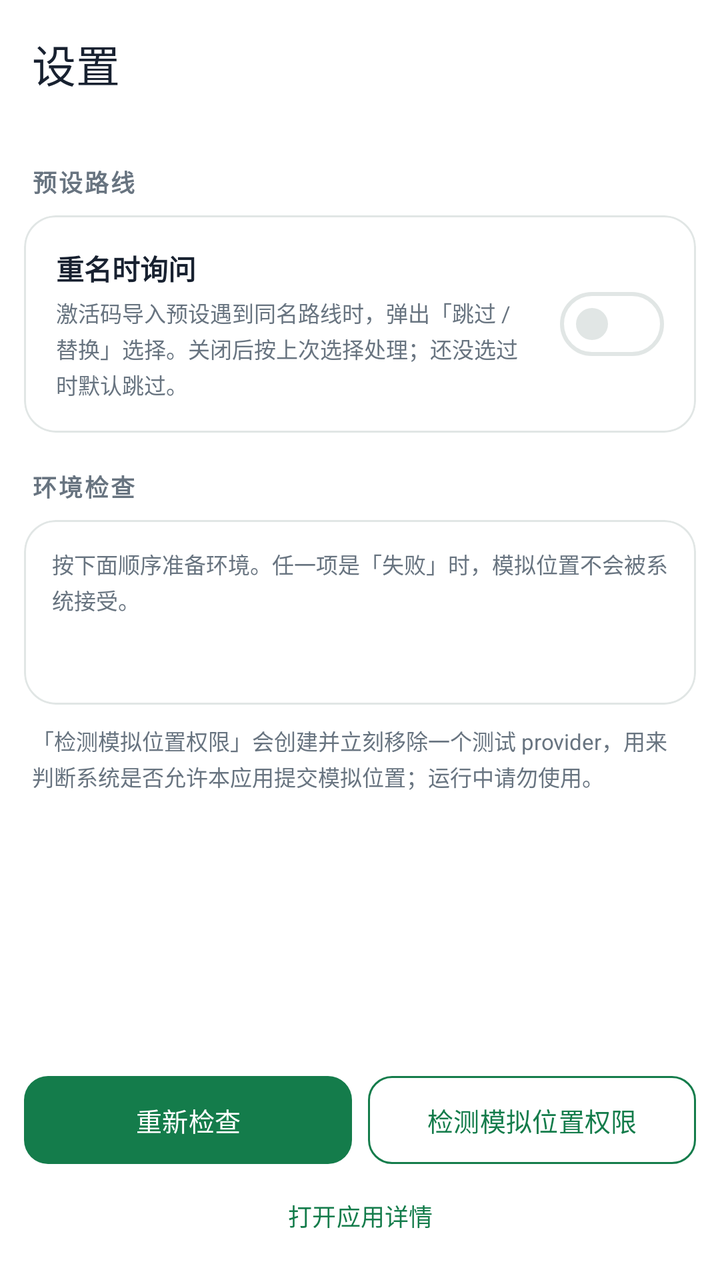
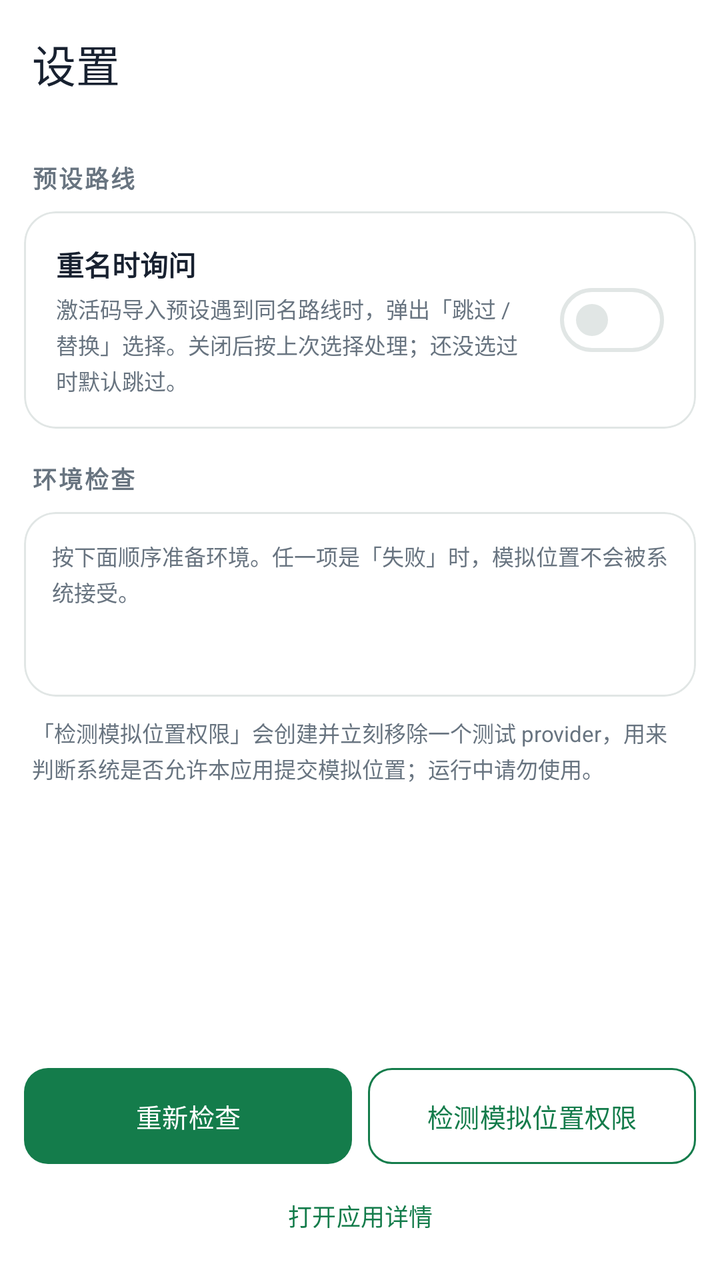

Screens rendered from an Android XML layout before and after an edit, with the pre-edit source and the edit as a unified diff.
<!-- AndroidManifest.xml: activity theme Theme.RouteWorkshop.Home -->
<!-- res/layout/activity_settings_check.xml -->
<?xml version="1.0" encoding="utf-8"?>
<LinearLayout xmlns:android="http://schemas.android.com/apk/res/android"
    xmlns:app="http://schemas.android.com/apk/res-auto"
    android:layout_width="match_parent"
    android:layout_height="match_parent"
    android:background="@color/fm_surface"
    android:orientation="vertical">

    <com.google.android.material.appbar.MaterialToolbar
        android:id="@+id/toolbar"
        android:layout_width="match_parent"
        android:layout_height="wrap_content"
        android:background="@color/fm_surface"
        android:minHeight="?attr/actionBarSize"
        app:title="@string/settings_title"
        app:titleTextColor="@color/campus_ink" />

    <ScrollView
        android:layout_width="match_parent"
        android:layout_height="0dp"
        android:layout_weight="1"
        android:fillViewport="true">

        <LinearLayout
            android:layout_width="match_parent"
            android:layout_height="wrap_content"
            android:orientation="vertical"
            android:paddingBottom="8dp">

            <TextView
                android:layout_width="wrap_content"
                android:layout_height="wrap_content"
                android:layout_marginStart="16dp"
                android:layout_marginTop="18dp"
                android:letterSpacing="0.08"
                android:text="@string/settings_section_presets"
                android:textColor="@color/campus_muted"
                android:textSize="12sp"
                android:textStyle="bold" />

            <com.google.android.material.card.MaterialCardView
                android:layout_width="match_parent"
                android:layout_height="wrap_content"
                android:layout_marginStart="12dp"
                android:layout_marginTop="8dp"
                android:layout_marginEnd="12dp"
                app:cardBackgroundColor="@color/fm_surface"
                app:cardCornerRadius="16dp"
                app:cardElevation="0dp"
                app:strokeColor="@color/fm_border"
                app:strokeWidth="1dp">

                <LinearLayout
                    android:layout_width="match_parent"
                    android:layout_height="wrap_content"
                    android:gravity="center_vertical"
                    android:orientation="horizontal"
                    android:padding="16dp">

                    <LinearLayout
                        android:layout_width="0dp"
                        android:layout_height="wrap_content"
                        android:layout_weight="1"
                        android:orientation="vertical">

                        <TextView
                            android:layout_width="match_parent"
                            android:layout_height="wrap_content"
                            android:text="@string/settings_conflict_ask_title"
                            android:textColor="@color/campus_ink"
                            android:textSize="14sp"
                            android:textStyle="bold" />

                        <TextView
                            android:layout_width="match_parent"
                            android:layout_height="wrap_content"
                            android:layout_marginTop="4dp"
                            android:lineSpacingExtra="2dp"
                            android:text="@string/settings_conflict_ask_summary"
                            android:textColor="@color/campus_muted"
                            android:textSize="11sp" />
                    </LinearLayout>

                    <com.google.android.material.materialswitch.MaterialSwitch
                        android:id="@+id/switchPresetConflictAsk"
                        android:layout_width="wrap_content"
                        android:layout_height="wrap_content"
                        android:layout_marginStart="12dp" />
                </LinearLayout>
            </com.google.android.material.card.MaterialCardView>

            <TextView
                android:layout_width="wrap_content"
                android:layout_height="wrap_content"
                android:layout_marginStart="16dp"
                android:layout_marginTop="18dp"
                android:letterSpacing="0.08"
                android:text="@string/settings_section_environment"
                android:textColor="@color/campus_muted"
                android:textSize="12sp"
                android:textStyle="bold" />

            <com.google.android.material.card.MaterialCardView
                android:layout_width="match_parent"
                android:layout_height="wrap_content"
                android:layout_marginStart="12dp"
                android:layout_marginTop="8dp"
                android:layout_marginEnd="12dp"
                app:cardBackgroundColor="@color/fm_surface"
                app:cardCornerRadius="16dp"
                app:cardElevation="0dp"
                app:strokeColor="@color/fm_border"
                app:strokeWidth="1dp">

                <LinearLayout
                    android:layout_width="match_parent"
                    android:layout_height="wrap_content"
                    android:orientation="vertical"
                    android:padding="14dp">

                    <TextView
                        android:layout_width="match_parent"
                        android:layout_height="wrap_content"
                        android:lineSpacingExtra="2dp"
                        android:text="@string/settings_intro"
                        android:textColor="@color/campus_muted"
                        android:textSize="11sp" />

                    <TextView
                        android:id="@+id/textGuideNext"
                        android:layout_width="match_parent"
                        android:layout_height="wrap_content"
                        android:layout_marginTop="10dp"
                        android:lineSpacingExtra="2dp"
                        android:textColor="@color/campus_mint_dark"
                        android:textSize="12sp"
                        android:textStyle="bold" />

                    <LinearLayout
                        android:id="@+id/checkContainer"
                        android:layout_width="match_parent"
                        android:layout_height="wrap_content"
                        android:layout_marginTop="4dp"
                        android:orientation="vertical" />
                </LinearLayout>
            </com.google.android.material.card.MaterialCardView>

            <TextView
                android:layout_width="match_parent"
                android:layout_height="wrap_content"
                android:layout_marginHorizontal="16dp"
                android:layout_marginTop="10dp"
                android:lineSpacingExtra="2dp"
                android:text="@string/settings_probe_hint"
                android:textColor="@color/campus_muted"
                android:textSize="11sp" />
        </LinearLayout>
    </ScrollView>

    <LinearLayout
        android:layout_width="match_parent"
        android:layout_height="wrap_content"
        android:background="@color/fm_surface"
        android:orientation="vertical"
        android:paddingHorizontal="12dp"
        android:paddingTop="6dp"
        android:paddingBottom="8dp">

        <LinearLayout
            android:layout_width="match_parent"
            android:layout_height="wrap_content"
            android:orientation="horizontal">

            <com.google.android.material.button.MaterialButton
                android:id="@+id/buttonRecheck"
                android:layout_width="0dp"
                android:layout_height="44dp"
                android:layout_weight="1"
                android:insetTop="0dp"
                android:insetBottom="0dp"
                android:text="@string/settings_recheck"
                android:textColor="@color/brand_on_primary"
                android:textSize="13sp"
                app:backgroundTint="@color/campus_mint_dark"
                app:cornerRadius="12dp" />

            <com.google.android.material.button.MaterialButton
                android:id="@+id/buttonProbe"
                style="@style/Widget.Material3.Button.OutlinedButton"
                android:layout_width="0dp"
                android:layout_height="44dp"
                android:layout_marginStart="8dp"
                android:layout_weight="1"
                android:insetTop="0dp"
                android:insetBottom="0dp"
                android:text="@string/settings_probe_mock"
                android:textColor="@color/campus_mint_dark"
                android:textSize="13sp"
                app:cornerRadius="12dp"
                app:strokeColor="@color/campus_mint_dark" />
        </LinearLayout>

        
        <com.google.android.material.button.MaterialButton
            android:id="@+id/buttonAppDetails"
            style="@style/Widget.Material3.Button.TextButton"
            android:layout_width="match_parent"
            android:layout_height="wrap_content"
            android:layout_marginTop="2dp"
            android:insetTop="0dp"
            android:insetBottom="0dp"
            android:text="@string/settings_open_app_details"
            android:textColor="@color/campus_mint_dark"
            android:textSize="12sp" />
    </LinearLayout>
</LinearLayout>
<!-- resources referenced by this layout -->
<resources>
  <color name="brand_on_primary">@color/fm_on_brand</color>
  <color name="campus_ink">@color/fm_text</color>
  <color name="campus_mint_dark">@color/fm_link</color>
  <color name="campus_muted">@color/fm_muted</color>
  <color name="fm_border">#E1E6E5</color>
  <color name="fm_surface">#FFFFFF</color>
  <string name="settings_conflict_ask_summary">激活码导入预设遇到同名路线时，弹出「跳过 / 替换」选择。关闭后按上次选择处理；还没选过时默认跳过。</string>
  <string name="settings_conflict_ask_title">重名时询问</string>
  <string name="settings_intro">按下面顺序准备环境。任一项是「失败」时，模拟位置不会被系统接受。</string>
  <string name="settings_open_app_details">打开应用详情</string>
  <string name="settings_probe_hint">「检测模拟位置权限」会创建并立刻移除一个测试 provider，用来判断系统是否允许本应用提交模拟位置；运行中请勿使用。</string>
  <string name="settings_probe_mock">检测模拟位置权限</string>
  <string name="settings_recheck">重新检查</string>
  <string name="settings_section_environment">环境检查</string>
  <string name="settings_section_presets">预设路线</string>
  <string name="settings_title">设置</string>
  <style name="Theme.RouteWorkshop.Home" parent="Theme.RouteWorkshop" />
  <color name="fm_on_brand">#FFFFFF</color>
  <color name="fm_text">#182130</color>
  <color name="fm_link">#147C4B</color>
  <color name="fm_muted">#687480</color>
  <color name="fm_brand">#147C4B</color>
  <color name="fm_surface_alt">#E5F5EB</color>
  <color name="fm_background">#F5F6FA</color>
  <color name="fm_text_secondary">#66717F</color>
  <style name="Animation.Legion.Activity" parent="@android:style/Animation.Activity">
          <item name="android:activityOpenEnterAnimation">@anim/fm_fade_in</item>
          <item name="android:activityOpenExitAnimation">@anim/fm_hold</item>
          <item name="android:activityCloseEnterAnimation">@anim/fm_fade_in</item>
          <item name="android:activityCloseExitAnimation">@anim/fm_fade_out</item>
      </style>
  <style name="Widget.Legion.FinmoriButton" parent="Widget.Material3.Button"><item name="cornerRadius">16dp</item><item name="android:minHeight">48dp</item></style>
  <!-- unchanged entries left out for length: 1 -->
</resources>

<!-- the commit's change to res/layout/activity_settings_check.xml (unified diff, before → after) -->
@@ -5,7 +5,6 @@
     android:layout_height="match_parent"
     android:background="@color/fm_surface"
     android:orientation="vertical">
-
     <com.google.android.material.appbar.MaterialToolbar
         android:id="@+id/toolbar"
         android:layout_width="match_parent"
@@ -14,203 +13,179 @@
         android:minHeight="?attr/actionBarSize"
         app:title="@string/settings_title"
         app:titleTextColor="@color/campus_ink" />
-
     <ScrollView
         android:layout_width="match_parent"
         android:layout_height="0dp"
         android:layout_weight="1"
         android:fillViewport="true">
-
         <LinearLayout
             android:layout_width="match_parent"
             android:layout_height="wrap_content"
             android:orientation="vertical"
-            android:paddingBottom="8dp">
-
+            android:paddingBottom="@dimen/space_md">
             <TextView
+            style="@style/Text.Unloop.Note"
                 android:layout_width="wrap_content"
                 android:layout_height="wrap_content"
-                android:layout_marginStart="16dp"
-                android:layout_marginTop="18dp"
+                android:layout_marginStart="@dimen/space_3xl"
+                android:layout_marginTop="@dimen/space_3xl"
                 android:letterSpacing="0.08"
                 android:text="@string/settings_section_presets"
-                android:textColor="@color/campus_muted"
-                android:textSize="12sp"
                 android:textStyle="bold" />
-
             <com.google.android.material.card.MaterialCardView
                 android:layout_width="match_parent"
                 android:layout_height="wrap_content"
-                android:layout_marginStart="12dp"
-                android:layout_marginTop="8dp"
-                android:layout_marginEnd="12dp"
+                android:layout_marginStart="@dimen/space_xl"
+                android:layout_marginTop="@dimen/space_md"
+                android:layout_marginEnd="@dimen/space_xl"
                 app:cardBackgroundColor="@color/fm_surface"
-                app:cardCornerRadius="16dp"
+                app:cardCornerRadius="@dimen/radius_card"
                 app:cardElevation="0dp"
                 app:strokeColor="@color/fm_border"
-                app:strokeWidth="1dp">
-
+                app:strokeWidth="@dimen/stroke_edge">
                 <LinearLayout
                     android:layout_width="match_parent"
                     android:layout_height="wrap_content"
                     android:gravity="center_vertical"
                     android:orientation="horizontal"
-                    android:padding="16dp">
-
+                    android:padding="@dimen/space_3xl">
                     <LinearLayout
                         android:layout_width="0dp"
                         android:layout_height="wrap_content"
                         android:layout_weight="1"
                         android:orientation="vertical">
-
                         <TextView
+                        style="@style/Text.Unloop.Body"
                             android:layout_width="match_parent"
                             android:layout_height="wrap_content"
                             android:text="@string/settings_conflict_ask_title"
-                            android:textColor="@color/campus_ink"
-                            android:textSize="14sp"
                             android:textStyle="bold" />
-
                         <TextView
+                        style="@style/Text.Unloop.Caption"
                             android:layout_width="match_parent"
                             android:layout_height="wrap_content"
-                            android:layout_marginTop="4dp"
+                            android:layout_marginTop="@dimen/space_xs"
                             android:lineSpacingExtra="2dp"
                             android:text="@string/settings_conflict_ask_summary"
-                            android:textColor="@color/campus_muted"
-                            android:textSize="11sp" />
+                            />
                     </LinearLayout>
-
                     <com.google.android.material.materialswitch.MaterialSwitch
                         android:id="@+id/switchPresetConflictAsk"
                         android:layout_width="wrap_content"
                         android:layout_height="wrap_content"
-                        android:layout_marginStart="12dp" />
+                        android:layout_marginStart="@dimen/space_xl" />
                 </LinearLayout>
             </com.google.android.material.card.MaterialCardView>
-
             <TextView
+            style="@style/Text.Unloop.Note"
                 android:layout_width="wrap_content"
                 android:layout_height="wrap_content"
-                android:layout_marginStart="16dp"
-                android:layout_marginTop="18dp"
+                android:layout_marginStart="@dimen/space_3xl"
+                android:layout_marginTop="@dimen/space_3xl"
                 android:letterSpacing="0.08"
                 android:text="@string/settings_section_environment"
-                android:textColor="@color/campus_muted"
-                android:textSize="12sp"
                 android:textStyle="bold" />
-
             <com.google.android.material.card.MaterialCardView
                 android:layout_width="match_parent"
                 android:layout_height="wrap_content"
-                android:layout_marginStart="12dp"
-                android:layout_marginTop="8dp"
-                android:layout_marginEnd="12dp"
+                android:layout_marginStart="@dimen/space_xl"
+                android:layout_marginTop="@dimen/space_md"
+                android:layout_marginEnd="@dimen/space_xl"
                 app:cardBackgroundColor="@color/fm_surface"
-                app:cardCornerRadius="16dp"
+                app:cardCornerRadius="@dimen/radius_card"
                 app:cardElevation="0dp"
                 app:strokeColor="@color/fm_border"
-                app:strokeWidth="1dp">
-
+                app:strokeWidth="@dimen/stroke_edge">
                 <LinearLayout
                     android:layout_width="match_parent"
                     android:layout_height="wrap_content"
                     android:orientation="vertical"
-                    android:padding="14dp">
-
+                    android:padding="@dimen/space_2xl">
                     <TextView
+                    style="@style/Text.Unloop.Caption"
                         android:layout_width="match_parent"
                         android:layout_height="wrap_content"
                         android:lineSpacingExtra="2dp"
                         android:text="@string/settings_intro"
-                        android:textColor="@color/campus_muted"
-                        android:textSize="11sp" />
-
+                        />
                     <TextView
                         android:id="@+id/textGuideNext"
                         android:layout_width="match_parent"
                         android:layout_height="wrap_content"
-                        android:layout_marginTop="10dp"
+                        android:layout_marginTop="@dimen/space_lg"
                         android:lineSpacingExtra="2dp"
                         android:textColor="@color/campus_mint_dark"
-                        android:textSize="12sp"
+                        android:textSize="@dimen/text_label"
                         android:textStyle="bold" />
-
                     <LinearLayout
                         android:id="@+id/checkContainer"
                         android:layout_width="match_parent"
                         android:layout_height="wrap_content"
-                        android:layout_marginTop="4dp"
+                        android:layout_marginTop="@dimen/space_xs"
                         android:orientation="vertical" />
                 </LinearLayout>
             </com.google.android.material.card.MaterialCardView>
-
             <TextView
+            style="@style/Text.Unloop.Caption"
                 android:layout_width="match_parent"
                 android:layout_height="wrap_content"
-                android:layout_marginHorizontal="16dp"
-                android:layout_marginTop="10dp"
+                android:layout_marginHorizontal="@dimen/space_3xl"
+                android:layout_marginTop="@dimen/space_lg"
                 android:lineSpacingExtra="2dp"
                 android:text="@string/settings_probe_hint"
-                android:textColor="@color/campus_muted"
-                android:textSize="11sp" />
+                />
         </LinearLayout>
     </ScrollView>
-
     <LinearLayout
         android:layout_width="match_parent"
         android:layout_height="wrap_content"
         android:background="@color/fm_surface"
         android:orientation="vertical"
-        android:paddingHorizontal="12dp"
-        android:paddingTop="6dp"
-        android:paddingBottom="8dp">
-
+        android:paddingHorizontal="@dimen/space_xl"
+        android:paddingTop="@dimen/space_sm"
+        android:paddingBottom="@dimen/space_md">
         <LinearLayout
             android:layout_width="match_parent"
             android:layout_height="wrap_content"
             android:orientation="horizontal">
-
             <com.google.android.material.button.MaterialButton
                 android:id="@+id/buttonRecheck"
                 android:layout_width="0dp"
-                android:layout_height="44dp"
+                android:layout_height="@dimen/touch_min"
                 android:layout_weight="1"
                 android:insetTop="0dp"
                 android:insetBottom="0dp"
                 android:text="@string/settings_recheck"
                 android:textColor="@color/brand_on_primary"
-                android:textSize="13sp"
+                android:textSize="@dimen/text_meta"
                 app:backgroundTint="@color/campus_mint_dark"
-                app:cornerRadius="12dp" />
-
+                app:cornerRadius="@dimen/radius_control" />
             <com.google.android.material.button.MaterialButton
                 android:id="@+id/buttonProbe"
-                style="@style/Widget.Material3.Button.OutlinedButton"
+                style="@style/Widget.Unloop.OutlinedButton"
                 android:layout_width="0dp"
-                android:layout_height="44dp"
-                android:layout_marginStart="8dp"
+                android:layout_height="@dimen/touch_min"
+                android:layout_marginStart="@dimen/space_md"
                 android:layout_weight="1"
                 android:insetTop="0dp"
                 android:insetBottom="0dp"
                 android:text="@string/settings_probe_mock"
                 android:textColor="@color/campus_mint_dark"
-                android:textSize="13sp"
-                app:cornerRadius="12dp"
+                android:textSize="@dimen/text_meta"
+                app:cornerRadius="@dimen/radius_control"
                 app:strokeColor="@color/campus_mint_dark" />
         </LinearLayout>
-
         
         <com.google.android.material.button.MaterialButton
             android:id="@+id/buttonAppDetails"
-            style="@style/Widget.Material3.Button.TextButton"
+            style="@style/Widget.Unloop.TextButton"
             android:layout_width="match_parent"
             android:layout_height="wrap_content"
-            android:layout_marginTop="2dp"
+            android:layout_marginTop="@dimen/space_hair"
             android:insetTop="0dp"
             android:insetBottom="0dp"
             android:text="@string/settings_open_app_details"
             android:textColor="@color/campus_mint_dark"
-            android:textSize="12sp" />
+            android:textSize="@dimen/text_label" />
     </LinearLayout>
 </LinearLayout>
<!-- resource entries referenced after the edit -->
@@ -4,8 +4,23 @@
   <color name="campus_ink">@color/fm_text</color>
   <color name="campus_mint_dark">@color/fm_link</color>
   <color name="campus_muted">@color/fm_muted</color>
+  <dimen name="text_caption">11sp</dimen>
   <color name="fm_border">#E1E6E5</color>
   <color name="fm_surface">#FFFFFF</color>
+  <dimen name="radius_card">16dp</dimen>
+  <dimen name="radius_control">12dp</dimen>
+  <dimen name="space_2xl">14dp</dimen>
+  <dimen name="space_3xl">16dp</dimen>
+  <dimen name="space_hair">2dp</dimen>
+  <dimen name="space_lg">10dp</dimen>
+  <dimen name="space_md">8dp</dimen>
+  <dimen name="space_sm">6dp</dimen>
+  <dimen name="space_xl">12dp</dimen>
+  <dimen name="space_xs">4dp</dimen>
+  <dimen name="stroke_edge">1dp</dimen>
+  <dimen name="text_label">12sp</dimen>
+  <dimen name="text_meta">13sp</dimen>
+  <dimen name="touch_min">48dp</dimen>
   <string name="settings_conflict_ask_summary">激活码导入预设遇到同名路线时，弹出「跳过 / 替换」选择。关闭后按上次选择处理；还没选过时默认跳过。</string>
   <string name="settings_conflict_ask_title">重名时询问</string>
   <string name="settings_intro">按下面顺序准备环境。任一项是「失败」时，模拟位置不会被系统接受。</string>
@@ -16,10 +31,29 @@
   <string name="settings_section_environment">环境检查</string>
   <string name="settings_section_presets">预设路线</string>
   <string name="settings_title">设置</string>
+  <style name="Text.Unloop.Body" parent="">
+          <item name="android:textColor">@color/campus_ink</item>
+          <item name="android:textSize">@dimen/text_body</item>
+      </style>
+  <style name="Text.Unloop.Caption" parent="">
+          <item name="android:textColor">@color/campus_muted</item>
+          <item name="android:textSize">@dimen/text_caption</item>
+      </style>
+  <style name="Text.Unloop.Note" parent="">
+          <item name="android:textColor">@color/campus_muted</item>
+          <item name="android:textSize">@dimen/text_label</item>
+      </style>
+  <style name="Widget.Unloop.OutlinedButton" parent="Widget.Material3.Button.OutlinedButton">
+          <item name="android:minHeight">@dimen/touch_min</item>
+      </style>
+  <style name="Widget.Unloop.TextButton" parent="Widget.Material3.Button.TextButton">
+          <item name="android:minHeight">@dimen/touch_min</item>
+      </style>
   <style name="Theme.RouteWorkshop.Home" parent="Theme.RouteWorkshop" />
   <color name="fm_on_brand">#FFFFFF</color>
   <color name="fm_text">#182130</color>
   <color name="fm_link">#147C4B</color>
+  <dimen name="text_body">14sp</dimen>
   <color name="fm_muted">#687480</color>
   <color name="fm_brand">#147C4B</color>
   <color name="fm_surface_alt">#E5F5EB</color>
